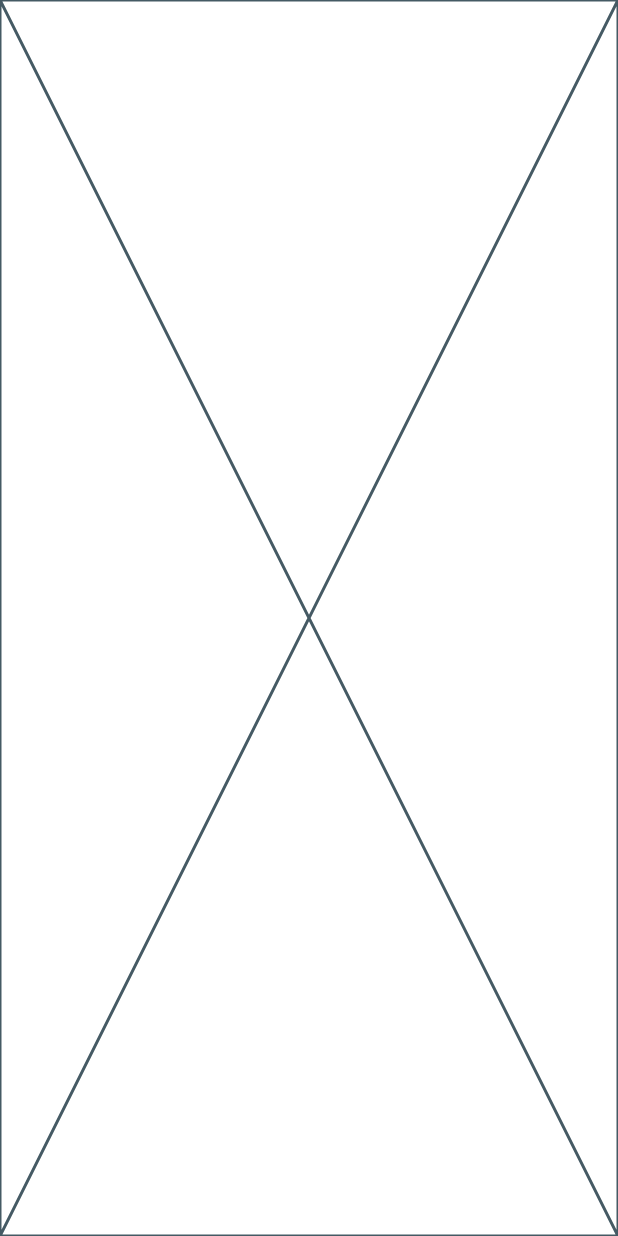
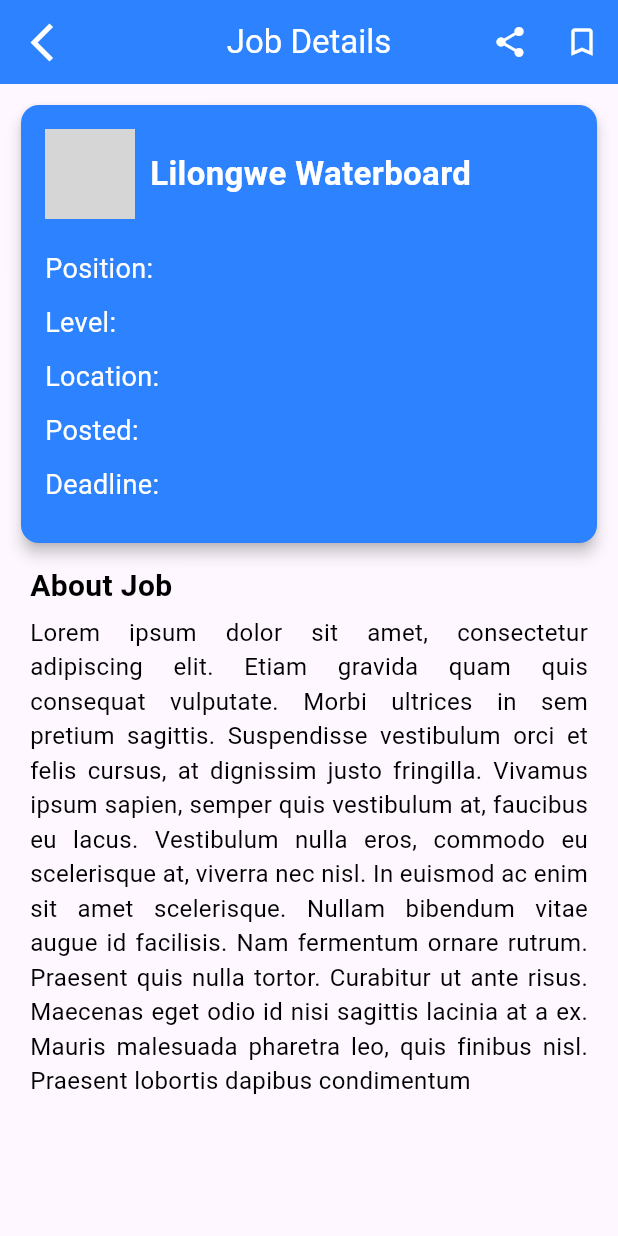
Before and after one commit to sande11/vephi, a Flutter app: the screen it shows after launch, after a tap on "Software Engineer", on a phone screen of 412 x 824 dp. Run offline on Flutter 3.47's test engine with Material 3 defaults, Android fonts, the phone set to English and light mode, and no system bars; our stand-ins replace google_nav_bar; network calls fail; grey boxes are pictures that could not be loaded.

Commit message:
job details

```diff
--- a/lib/pages/home.dart
+++ b/lib/pages/home.dart
@@ -171,7 +171,7 @@
       onTap: () {
         Navigator.push(
           context,
-          MaterialPageRoute(builder: (context) => const JobDetails()),
+          MaterialPageRoute(builder: (context) => const JobDetails(title: '', company: '', type: '', level: '', location: '', time: '',)),
         );
       },
       child: Padding(
--- a/lib/pages/job_details.dart
+++ b/lib/pages/job_details.dart
@@ -1,10 +1,159 @@
 import 'package:flutter/material.dart';
 
 class JobDetails extends StatelessWidget {
-  const JobDetails({super.key});
+  final String title;
+  final String company;
+  final String type;
+  final String level;
+  final String location;
+  final String time;
+
+  const JobDetails({
+    super.key,
+    required this.title,
+    required this.company,
+    required this.type,
+    required this.level,
+    required this.location,
+    required this.time,
+  });
 
   @override
   Widget build(BuildContext context) {
-    return const Placeholder();
+    return Scaffold(
+        appBar: AppBar(
+          title: const Text(
+            'Job Details',
+            style: TextStyle(color: Colors.white),
+          ),
+          backgroundColor: const Color(0xFF2D82FF),
+          centerTitle: true,
+          leading: IconButton(
+            icon: const Icon(
+              Icons.arrow_back_ios_new,
+              color: Colors.white,
+              size: 30,
+            ),
+            onPressed: () {
+              Navigator.pop(context);
+            },
+          ),
+          actions: [
+            IconButton(
+              icon: const Icon(
+                Icons.share,
+                color: Colors.white,
+              ),
+              onPressed: () {
+                // Add share functionality her
+              },
+            ),
+            IconButton(
+              icon: const Icon(
+                Icons.bookmark_border,
+                color: Colors.white,
+              ),
+              onPressed: () {
+                // Add save functionality here
+              },
+            ),
+          ],
+        ),
+        body: Padding(
+          padding: const EdgeInsets.all(10.0),
+          child: Column(
+            crossAxisAlignment: CrossAxisAlignment.start,
+            children: [
+              SizedBox(
+                height: 300,
+                width: double.infinity,
+                child: Card(
+                  elevation: 4,
+                  color: const Color(0xFF2D82FF), // Card color
+                  shape: RoundedRectangleBorder(
+                    borderRadius: BorderRadius.circular(12),
+                  ),
+                  child: Padding(
+                    padding: const EdgeInsets.all(16.0),
+                    child: Column(
+                      crossAxisAlignment: CrossAxisAlignment.start,
+                      children: [
+                        Row(
+                          children: [
+                            ClipRRect(
+                              borderRadius: BorderRadius.circular(8),
+                              child: Image.network(
+                                'https://via.placeholder.com/60', // Placeholder for logo
+                                height: 60,
+                                width: 60,
+                                fit: BoxFit.cover,
+                              ),
+                            ),
+                            const SizedBox(width: 10),
+                            const Expanded(
+                              child: Text(
+                                'Lilongwe Waterboard',
+                                style: TextStyle(
+                                  fontSize: 22,
+                                  fontWeight: FontWeight.bold,
+                                  color: Colors.white,
+                                ),
+                              ),
+                            ),
+                          ],
+                        ),
+                        const SizedBox(height: 20),
+                        const Text('Position: ',
+                            style:
+                                TextStyle(fontSize: 18, color: Colors.white)),
+                        const SizedBox(height: 10),
+                        Text('Level: $level',
+                            style: const TextStyle(
+                                fontSize: 18, color: Colors.white)),
+                        const SizedBox(height: 10),
+                        Text('Location: $location',
+                            style: const TextStyle(
+                                fontSize: 18, color: Colors.white)),
+                        const SizedBox(height: 10),
+                        Text('Posted: $time',
+                            style: const TextStyle(
+                                fontSize: 18, color: Colors.white)),
+                        const SizedBox(height: 10),
+                        Text('Deadline: $type',
+                            style: const TextStyle(
+                                fontSize: 18, color: Colors.white)),
+                      ],
+                    ),
+                  ),
+                ),
+              ),
+              const SizedBox(height: 10),
+              const Padding(
+                padding: EdgeInsets.only(left: 10.0),
+                child: Text(
+                  'About Job',
+                  style: TextStyle(
+                    fontSize: 20,
+                    fontWeight: FontWeight.bold,
+                    color: Colors.black,
+                  ),
+                ),
+              ),
+              const SizedBox(height: 5),
+              const Padding(
+                padding: EdgeInsets.only(left: 10.0, right: 10),
+                child: Text(
+                  'Lorem ipsum dolor sit amet, consectetur adipiscing elit. Etiam gravida quam quis consequat vulputate. Morbi ultrices in sem pretium sagittis. Suspendisse vestibulum orci et felis cursus, at dignissim justo fringilla. Vivamus ipsum sapien, semper quis vestibulum at, faucibus eu lacus. Vestibulum nulla eros, commodo eu scelerisque at, viverra nec nisl. In euismod ac enim sit amet scelerisque. Nullam bibendum vitae augue id facilisis. Nam fermentum ornare rutrum. Praesent quis nulla tortor. Curabitur ut ante risus. Maecenas eget odio id nisi sagittis lacinia at a ex. Mauris malesuada pharetra leo, quis finibus nisl. Praesent lobortis dapibus condimentum',
+                  style: TextStyle(
+                    fontSize: 16,
+                    fontWeight: FontWeight.normal,
+                    color: Colors.black,
+                  ),
+                  textAlign: TextAlign.justify,
+                ),
+              ),
+            ],
+          ),
+        ));
   }
 }
```
